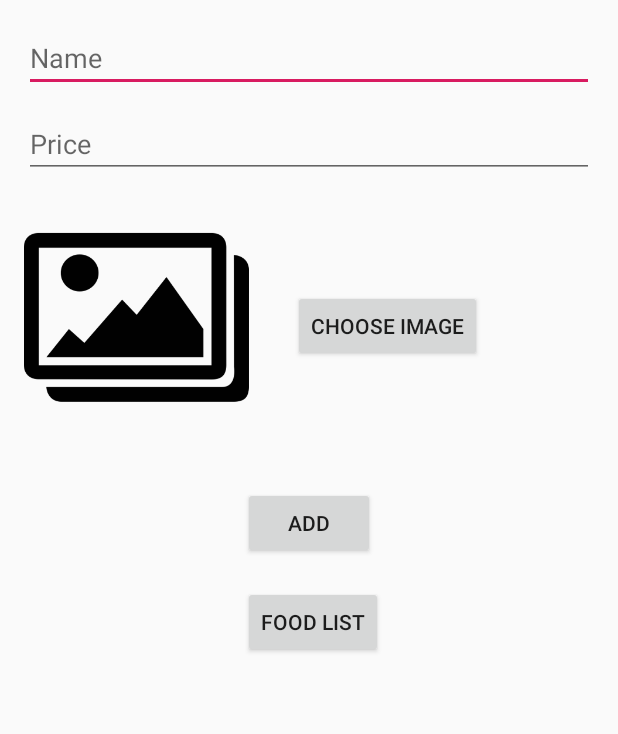
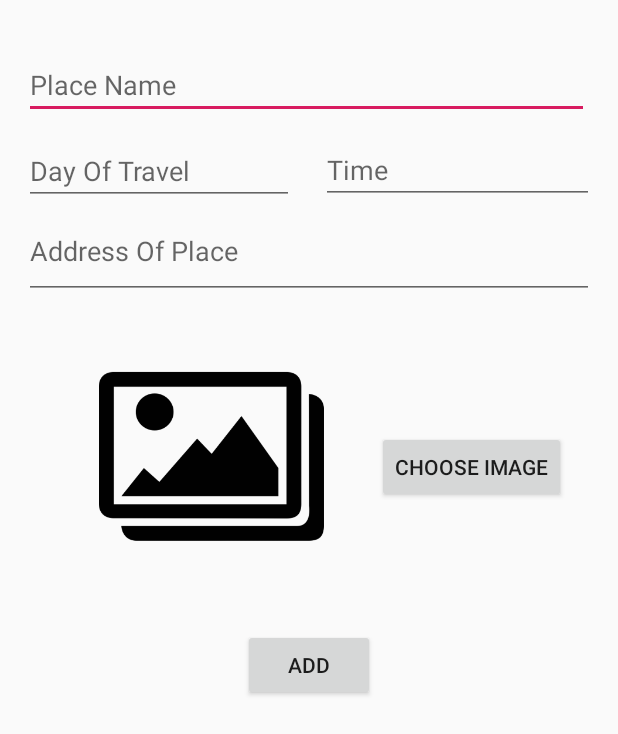
Before and after one commit to matthewson123/TravelPlan, an Android app: the layout add_travel_plan_activity.xml on its own in the app's theme, with its tools: preview values and no code run, on a phone screen of 412 x 824 dp. Shown: the top 734 px of the screen. Run offline under Robolectric (Android 15) with nearby library versions, the phone set to English and light mode, and no system bars.

Commit message:
update (new version 1.2) , but have some bug

```diff
--- a/app/src/main/AndroidManifest.xml
+++ b/app/src/main/AndroidManifest.xml
@@ -10,7 +10,7 @@
         android:supportsRtl="true"
         android:theme="@style/AppTheme">
         <activity
-            android:name=".AddTravelPlan"
+            android:name=".MainActivity"
             android:label="@string/app_name">
             <intent-filter>
                 <action android:name="android.intent.action.MAIN" />
@@ -18,7 +18,7 @@
                 <category android:name="android.intent.category.LAUNCHER" />
             </intent-filter>
         </activity>
-        <activity android:name=".MainActivity"></activity>
+        <activity android:name=".AddTravelPlan"></activity>
     </application>
 
 </manifest>
--- a/app/src/main/res/layout/add_travel_plan_activity.xml
+++ b/app/src/main/res/layout/add_travel_plan_activity.xml
@@ -9,71 +9,110 @@
     android:paddingLeft="@dimen/activity_horizontal_margin"
     android:paddingRight="@dimen/activity_horizontal_margin"
     android:paddingTop="@dimen/activity_vertical_margin" >
+
     <EditText
-        android:id="@+id/edtName"
+        android:id="@+id/edtTravelPlaceName"
         android:layout_width="wrap_content"
         android:layout_height="wrap_content"
-        android:inputType="textPersonName"
+        android:layout_alignParentStart="true"
+        android:layout_alignParentLeft="true"
+        android:layout_alignParentTop="true"
+        android:layout_alignParentEnd="true"
+        android:layout_alignParentRight="true"
+        android:layout_marginStart="0dp"
+        android:layout_marginLeft="0dp"
+        android:layout_marginTop="18dp"
+        android:layout_marginEnd="3dp"
+        android:layout_marginRight="3dp"
         android:ems="10"
-        android:layout_alignParentTop="true"
-        android:hint="Name"
-        android:layout_alignParentLeft="true"
-        android:layout_alignParentStart="true"
-        android:layout_alignParentRight="true"
-        android:layout_alignParentEnd="true" />
+        android:hint="@string/travel_place"
+        android:inputType="text" />
 
     <EditText
-        android:id="@+id/edtPrice"
+        android:id="@+id/edtDay"
         android:layout_width="wrap_content"
         android:layout_height="wrap_content"
-        android:inputType="textPersonName"
+        android:layout_below="@+id/edtTravelPlaceName"
+        android:layout_alignParentStart="true"
+        android:layout_alignParentLeft="true"
+        android:layout_alignParentEnd="true"
+        android:layout_alignParentRight="true"
+        android:layout_marginTop="12dp"
+        android:layout_marginEnd="200dp"
+        android:layout_marginRight="0dp"
         android:ems="10"
-        android:hint="Price"
-        android:layout_below="@+id/edtName"
-        android:layout_marginTop="12dp"
+        android:hint="@string/travel_day"
+        android:inputType="text" />
+
+    <EditText
+        android:id="@+id/edtTime"
+        android:layout_width="197dp"
+        android:layout_height="wrap_content"
+        android:layout_below="@+id/edtTravelPlaceName"
+        android:layout_toRightOf="@+id/edtDay"
+        android:layout_alignParentStart="true"
+        android:layout_alignParentLeft="true"
+        android:layout_alignParentEnd="true"
         android:layout_alignParentRight="true"
+        android:layout_marginStart="198dp"
+        android:layout_marginLeft="198dp"
+        android:layout_marginTop="11dp"
+        android:layout_marginEnd="0dp"
+        android:layout_marginRight="0dp"
+        android:ems="10"
+        android:hint="@string/travel_time"
+        android:inputType="text" />
+
+    <EditText
+        android:id="@+id/edtPlaceAddress"
+        android:layout_width="395dp"
+        android:layout_height="63dp"
+        android:layout_below="@+id/edtDay"
+        android:layout_alignParentStart="true"
+        android:layout_alignParentLeft="true"
+        android:layout_alignParentTop="true"
         android:layout_alignParentEnd="true"
-        android:layout_alignParentLeft="true"
-        android:layout_alignParentStart="true" />
+        android:layout_alignParentRight="true"
+        android:layout_marginStart="0dp"
+        android:layout_marginLeft="0dp"
+        android:layout_marginTop="120dp"
+        android:layout_marginEnd="0dp"
+        android:layout_marginRight="0dp"
+        android:ems="10"
+        android:hint="@string/travel_address"
+        android:inputType="textMultiLine" />
 
     <ImageView
         android:id="@+id/imageView"
         android:layout_width="150dp"
         android:layout_height="150dp"
-        app:srcCompat="@drawable/ic_action_image"
-        android:layout_below="@+id/edtPrice"
+        android:layout_below="@+id/edtPlaceAddress"
+        android:layout_alignParentStart="true"
         android:layout_alignParentLeft="true"
-        android:layout_alignParentStart="true"
-        android:layout_marginTop="18dp" />
+        android:layout_marginStart="50dp"
+        android:layout_marginLeft="50dp"
+        android:layout_marginTop="30dp"
+        app:srcCompat="@drawable/ic_action_image" />
 
     <Button
         android:id="@+id/btnChoose"
-        android:text="Choose image"
         android:layout_width="wrap_content"
         android:layout_height="wrap_content"
-        android:layout_marginBottom="45dp"
         android:layout_alignBottom="@+id/imageView"
+        android:layout_marginStart="35dp"
+        android:layout_marginLeft="35dp"
+        android:layout_marginBottom="44dp"
+        android:layout_toEndOf="@+id/imageView"
         android:layout_toRightOf="@+id/imageView"
-        android:layout_toEndOf="@+id/imageView"
-        android:layout_marginLeft="29dp"
-        android:layout_marginStart="29dp" />
+        android:text="@string/choose_image" />
 
     <Button
         android:id="@+id/btnAdd"
-        android:text="Add"
+        android:text="@string/add"
         android:layout_width="wrap_content"
         android:layout_height="wrap_content"
         android:layout_below="@+id/imageView"
         android:layout_centerHorizontal="true"
-        android:layout_marginTop="38dp" />
+        android:layout_marginTop="40dp" />
 
-    <Button
-        android:id="@+id/btnList"
-        android:text="Food List"
-        android:layout_width="wrap_content"
-        android:layout_height="wrap_content"
-        android:layout_marginTop="18dp"
-        android:layout_below="@+id/btnAdd"
-        android:layout_alignLeft="@+id/btnAdd"
-        android:layout_alignStart="@+id/btnAdd" />
 </RelativeLayout>
--- a/app/src/main/res/values/strings.xml
+++ b/app/src/main/res/values/strings.xml
@@ -4,4 +4,11 @@
     <string name="title_map">Map</string>
     <string name="title_language">Language</string>
     <string name="add_record">Add Record</string>
+    <string name="travel_place">Place Name</string>
+    <string name="travel_day">Day Of Travel</string>
+    <string name="travel_time">Time</string>
+    <string name="travel_address">Address Of Place</string>
+    <string name="choose_image">Choose Image</string>
+    <string name="add">Add</string>
+    <string name="update">Update</string>
 </resources>
```
Also changed, not shown: app/src/main/java/com/example/travelplan/AddTravelPlan.java (+15 -17 lines), app/src/main/java/com/example/travelplan/MainActivity.java (+30 -18 lines), app/src/main/java/com/example/travelplan/SQLiteHelper.java (+17 -13 lines), app/src/main/java/com/example/travelplan/TravelListAdapter.java (+12 -8 lines), app/src/main/java/com/example/travelplan/TravelPlan.java (+33 -13 lines), app/src/main/res/layout/travel_item.xml (+56 -18 lines), app/src/main/res/layout/update_travel_plan_activity.xml (+60 -25 lines).
